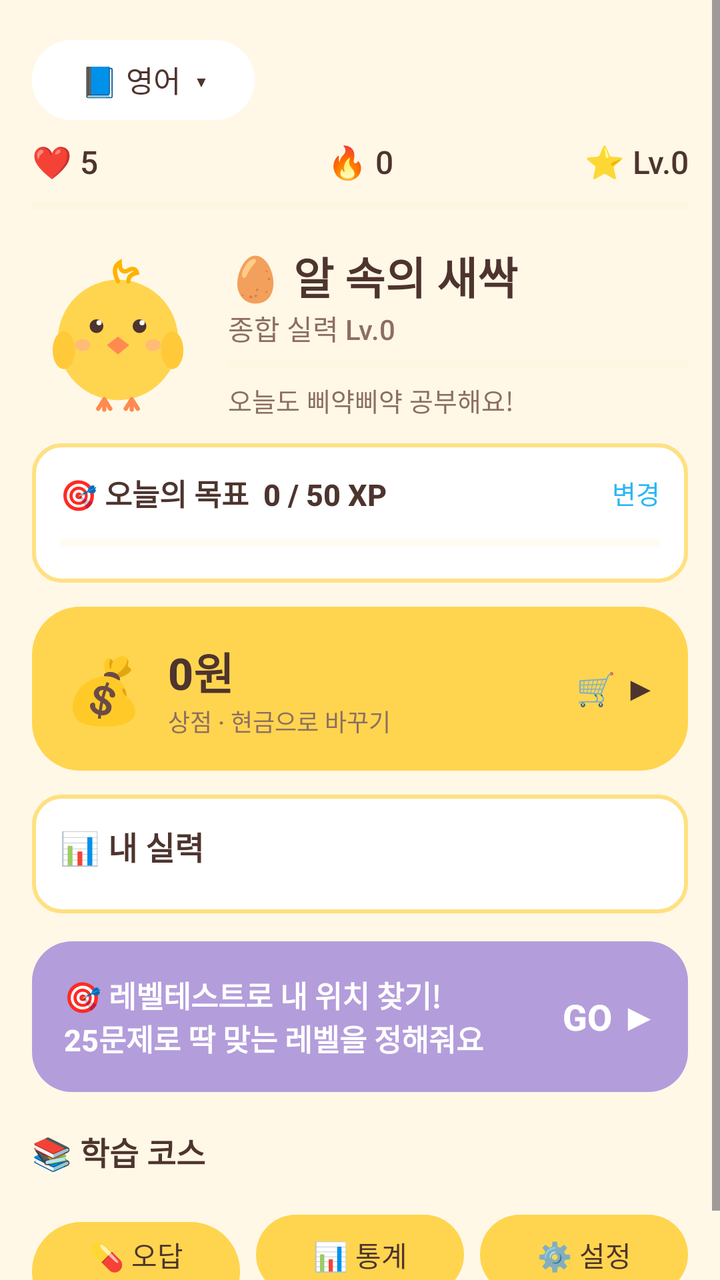
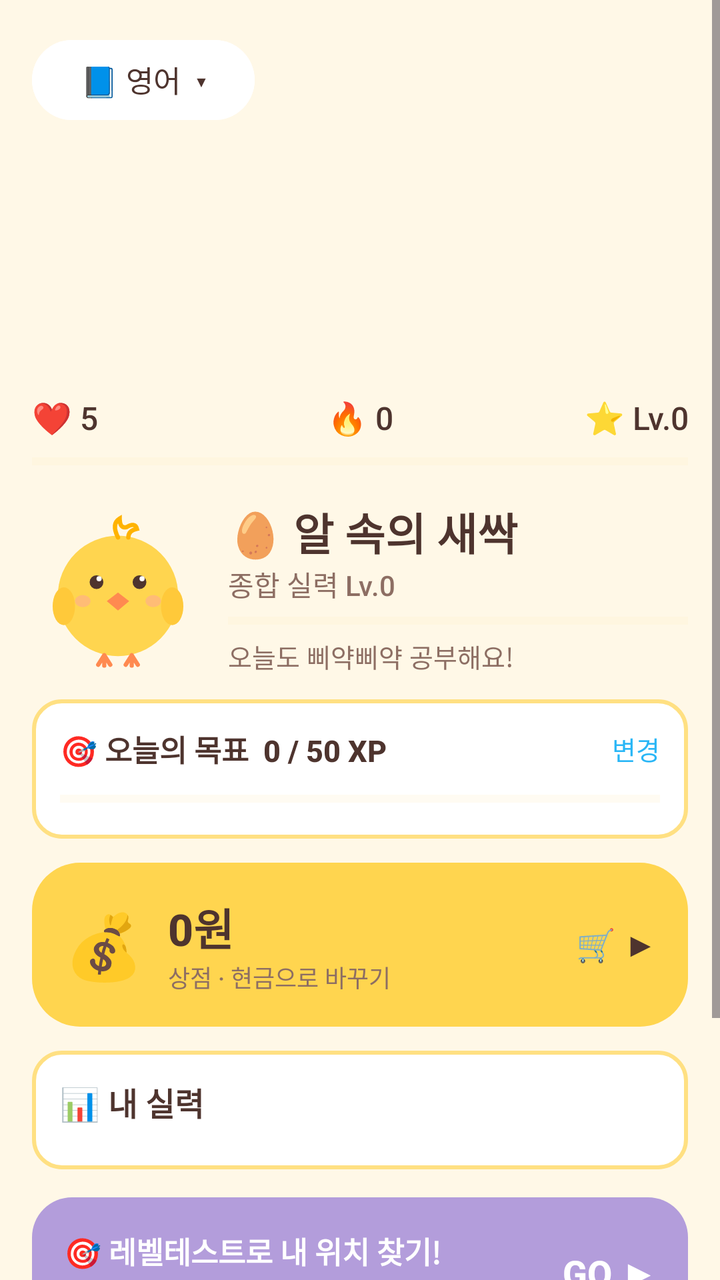

An Android layout rendered at two revisions. The XML below is the earlier revision; the diff shows what the commit changed to produce the second picture.
<!-- AndroidManifest.xml: application theme Theme.Piyak -->
<!-- res/layout/activity_main.xml -->
<?xml version="1.0" encoding="utf-8"?>
<ScrollView xmlns:android="http://schemas.android.com/apk/res/android"
    android:layout_width="match_parent" android:layout_height="match_parent"
    android:fillViewport="true">

    <LinearLayout
        android:layout_width="match_parent" android:layout_height="wrap_content"
        android:orientation="vertical" android:padding="16dp">

        
        <Button android:id="@+id/btnSwitchSubject"
            android:layout_width="wrap_content" android:layout_height="wrap_content"
            android:text="📘 영어  ▾" android:textSize="15sp"
            android:backgroundTint="@color/white" android:textColor="@color/brown_text" />

        
        <LinearLayout
            android:layout_width="match_parent" android:layout_height="wrap_content"
            android:layout_marginTop="6dp"
            android:orientation="horizontal" android:gravity="center_vertical">
            <TextView android:id="@+id/txtHearts" android:layout_width="0dp" android:layout_height="wrap_content"
                android:layout_weight="1" android:textSize="16sp" android:text="❤️ 5" />
            <TextView android:id="@+id/txtStreak" android:layout_width="0dp" android:layout_height="wrap_content"
                android:layout_weight="1" android:gravity="center" android:textSize="16sp" android:text="🔥 0" />
            <TextView android:id="@+id/txtLevel" android:layout_width="0dp" android:layout_height="wrap_content"
                android:layout_weight="1" android:gravity="end" android:textSize="16sp" android:text="⭐ Lv.0" />
        </LinearLayout>

        <ProgressBar android:id="@+id/xpBar" style="?android:attr/progressBarStyleHorizontal"
            android:layout_width="match_parent" android:layout_height="10dp"
            android:layout_marginTop="6dp" android:max="100"
            android:progressTint="@color/chick_yellow_deep" android:progressBackgroundTint="@color/cream_dark" />

        
        <LinearLayout
            android:layout_width="match_parent" android:layout_height="wrap_content"
            android:orientation="horizontal" android:gravity="center_vertical"
            android:layout_marginTop="14dp">
            <ImageView android:id="@+id/imgMascot" android:layout_width="86dp" android:layout_height="86dp"
                android:src="@drawable/chick_neutral" android:contentDescription="삐약이" />
            <LinearLayout android:layout_width="0dp" android:layout_height="wrap_content"
                android:layout_weight="1" android:orientation="vertical" android:layout_marginStart="12dp">
                <TextView android:id="@+id/txtRank" android:layout_width="wrap_content" android:layout_height="wrap_content"
                    android:text="🥚 알 속의 새싹" android:textSize="22sp" android:textStyle="bold" />
                <TextView android:id="@+id/txtOverall" android:layout_width="wrap_content" android:layout_height="wrap_content"
                    android:text="종합 실력 Lv.0" android:textSize="14sp" android:textColor="@color/brown_soft" />
                <ProgressBar android:id="@+id/rankBar" style="?android:attr/progressBarStyleHorizontal"
                    android:layout_width="match_parent" android:layout_height="8dp"
                    android:layout_marginTop="4dp" android:max="100"
                    android:progressTint="@color/lavender_deep" android:progressBackgroundTint="@color/cream_dark" />
                <TextView android:id="@+id/txtGreeting" android:layout_width="wrap_content" android:layout_height="wrap_content"
                    android:layout_marginTop="4dp"
                    android:text="오늘도 삐약삐약 공부해요!" android:textSize="13sp" android:textColor="@color/brown_soft" />
            </LinearLayout>
        </LinearLayout>

        
        <LinearLayout android:id="@+id/goalBox"
            android:layout_width="match_parent" android:layout_height="wrap_content"
            android:orientation="vertical" android:layout_marginTop="12dp"
            android:padding="14dp" android:background="@drawable/bg_tile">
            <LinearLayout android:layout_width="match_parent" android:layout_height="wrap_content"
                android:orientation="horizontal" android:gravity="center_vertical">
                <TextView android:id="@+id/txtGoal" android:layout_width="0dp" android:layout_height="wrap_content"
                    android:layout_weight="1" android:text="🎯 오늘의 목표  0 / 50 XP"
                    android:textSize="15sp" android:textStyle="bold" />
                <TextView android:id="@+id/txtGoalEdit" android:layout_width="wrap_content" android:layout_height="wrap_content"
                    android:text="변경" android:textSize="13sp" android:textColor="@color/sky_deep" />
            </LinearLayout>
            <ProgressBar android:id="@+id/goalBar" style="?android:attr/progressBarStyleHorizontal"
                android:layout_width="match_parent" android:layout_height="12dp"
                android:layout_marginTop="8dp" android:max="100"
                android:progressTint="@color/coral" android:progressBackgroundTint="@color/cream_dark" />
        </LinearLayout>

        
        <LinearLayout android:id="@+id/cardWallet"
            android:layout_width="match_parent" android:layout_height="wrap_content"
            android:orientation="horizontal" android:gravity="center_vertical"
            android:layout_marginTop="12dp" android:padding="16dp"
            android:background="@drawable/bg_wallet">
            <TextView android:layout_width="wrap_content" android:layout_height="wrap_content"
                android:text="💰" android:textSize="32sp" />
            <LinearLayout android:layout_width="0dp" android:layout_height="wrap_content"
                android:layout_weight="1" android:orientation="vertical" android:layout_marginStart="12dp">
                <TextView android:id="@+id/txtCoins" android:layout_width="wrap_content" android:layout_height="wrap_content"
                    android:text="0원" android:textSize="22sp" android:textStyle="bold"
                    android:textColor="@color/brown_text" />
                <TextView android:layout_width="wrap_content" android:layout_height="wrap_content"
                    android:text="상점 · 현금으로 바꾸기" android:textSize="12sp"
                    android:textColor="@color/brown_soft" />
            </LinearLayout>
            <TextView android:layout_width="wrap_content" android:layout_height="wrap_content"
                android:text="🛒 ▶" android:textSize="16sp" android:textStyle="bold"
                android:textColor="@color/brown_text" />
        </LinearLayout>

        

        

        
        <LinearLayout
            android:layout_width="match_parent" android:layout_height="wrap_content"
            android:orientation="vertical" android:layout_marginTop="12dp"
            android:padding="14dp" android:background="@drawable/bg_tile">
            <LinearLayout android:layout_width="match_parent" android:layout_height="wrap_content"
                android:orientation="horizontal" android:gravity="center_vertical">
                <TextView android:layout_width="0dp" android:layout_height="wrap_content" android:layout_weight="1"
                    android:text="📊 내 실력" android:textSize="16sp" android:textStyle="bold" />
                <TextView android:id="@+id/txtWeakest" android:layout_width="wrap_content" android:layout_height="wrap_content"
                    android:textSize="12sp" android:textColor="@color/brown_soft" />
            </LinearLayout>
            <LinearLayout android:id="@+id/skillsBox"
                android:layout_width="match_parent" android:layout_height="wrap_content"
                android:orientation="vertical" android:layout_marginTop="8dp" />
        </LinearLayout>

        
        <LinearLayout
            android:id="@+id/bannerPlacement"
            android:layout_width="match_parent" android:layout_height="wrap_content"
            android:layout_marginTop="14dp" android:background="@drawable/bg_banner"
            android:orientation="horizontal" android:padding="16dp" android:gravity="center_vertical">
            <TextView android:id="@+id/txtPlacement"
                android:layout_width="0dp" android:layout_height="wrap_content" android:layout_weight="1"
                android:text="🎯 레벨테스트로 내 위치 찾기!\n25문제로 딱 맞는 레벨을 정해줘요"
                android:textColor="@color/white" android:textSize="15sp" android:textStyle="bold" />
            <TextView android:layout_width="wrap_content" android:layout_height="wrap_content"
                android:text="GO ▶" android:textColor="@color/white" android:textSize="18sp" android:textStyle="bold" />
        </LinearLayout>

        
        <TextView android:layout_width="wrap_content" android:layout_height="wrap_content"
            android:layout_marginTop="18dp" android:text="📚 학습 코스"
            android:textSize="16sp" android:textStyle="bold" />
        <LinearLayout android:id="@+id/tracksBox"
            android:layout_width="match_parent" android:layout_height="wrap_content"
            android:orientation="vertical" android:layout_marginTop="4dp" />

        
        <LinearLayout
            android:layout_width="match_parent" android:layout_height="wrap_content"
            android:orientation="horizontal" android:layout_marginTop="12dp">
            <Button android:id="@+id/btnReview" android:layout_width="0dp" android:layout_height="wrap_content"
                android:layout_weight="1" android:text="💊 오답 0" />
            <Button android:id="@+id/btnStats" android:layout_width="0dp" android:layout_height="wrap_content"
                android:layout_weight="1" android:layout_marginStart="8dp" android:text="📊 통계" />
            <Button android:id="@+id/btnSettings" android:layout_width="0dp" android:layout_height="wrap_content"
                android:layout_weight="1" android:layout_marginStart="8dp" android:text="⚙️ 설정" />
        </LinearLayout>
    </LinearLayout>
</ScrollView>
<!-- resources referenced by this layout -->
<resources>
  <color name="brown_soft">#8D6E63</color>
  <color name="brown_text">#4E342E</color>
  <color name="chick_yellow_deep">#FFB300</color>
  <color name="coral">#FF8A80</color>
  <color name="cream_dark">#FFF0CC</color>
  <color name="lavender_deep">#7E57C2</color>
  <color name="sky_deep">#29B6F6</color>
  <color name="white">#FFFFFF</color>
  <!-- drawable bg_banner (drawable) -->
  <?xml version="1.0" encoding="utf-8"?>
  <shape xmlns:android="http://schemas.android.com/apk/res/android" android:shape="rectangle">
      <solid android:color="@color/lavender"/>
      <corners android:radius="20dp"/>
  </shape>
  <!-- drawable bg_tile (drawable) -->
  <?xml version="1.0" encoding="utf-8"?>
  <shape xmlns:android="http://schemas.android.com/apk/res/android" android:shape="rectangle">
      <solid android:color="@color/white"/>
      <stroke android:width="2dp" android:color="@color/tile_border"/>
      <corners android:radius="14dp"/>
  </shape>
  <!-- drawable bg_wallet (drawable) -->
  <?xml version="1.0" encoding="utf-8"?>
  <shape xmlns:android="http://schemas.android.com/apk/res/android" android:shape="rectangle">
      <solid android:color="@color/chick_yellow"/>
      <corners android:radius="24dp"/>
  </shape>
  <!-- drawable chick_neutral (drawable) -->
  <?xml version="1.0" encoding="utf-8"?>
  <vector xmlns:android="http://schemas.android.com/apk/res/android"
      android:width="120dp" android:height="120dp"
      android:viewportWidth="200" android:viewportHeight="200">
      
      <path android:pathData="M30,110 a70,70 0 1,0 140,0 a70,70 0 1,0 -140,0" android:fillColor="#FFD54F"/>
      
      <path android:pathData="M100,42 q-8,-16 2,-22 q0,12 8,10 q10,-6 12,2 q-10,2 -10,10"
          android:strokeColor="#FFB300" android:strokeWidth="5" android:strokeLineCap="round" android:fillColor="#00000000"/>
      
      <path android:pathData="M24,122 a13,22 0 1,0 26,0 a13,22 0 1,0 -26,0" android:fillColor="#FFC93A"/>
      <path android:pathData="M150,122 a13,22 0 1,0 26,0 a13,22 0 1,0 -26,0" android:fillColor="#FFC93A"/>
      
      <path android:pathData="M67,94 a8,8 0 1,0 16,0 a8,8 0 1,0 -16,0" android:fillColor="#4E342E"/>
      <path android:pathData="M117,94 a8,8 0 1,0 16,0 a8,8 0 1,0 -16,0" android:fillColor="#4E342E"/>
      <path android:pathData="M75,90 a3,3 0 1,0 6,0 a3,3 0 1,0 -6,0" android:fillColor="#FFFFFF"/>
      <path android:pathData="M125,90 a3,3 0 1,0 6,0 a3,3 0 1,0 -6,0" android:fillColor="#FFFFFF"/>
      
      <path android:pathData="M100,106 L113,116 L100,127 L87,116 Z" android:fillColor="#FF8A50"/>
      
      <path android:pathData="M50,116 a9,7 0 1,0 18,0 a9,7 0 1,0 -18,0" android:fillColor="#99FFAB91"/>
      <path android:pathData="M132,116 a9,7 0 1,0 18,0 a9,7 0 1,0 -18,0" android:fillColor="#99FFAB91"/>
      
      <path android:pathData="M84,179 l-7,11 M84,179 l0,12 M84,179 l7,11 M116,179 l-7,11 M116,179 l0,12 M116,179 l7,11"
          android:strokeColor="#FF8A50" android:strokeWidth="5" android:strokeLineCap="round"/>
  </vector>
  <style name="Theme.Piyak" parent="Theme.Material3.Light.NoActionBar">
          <item name="colorPrimary">@color/chick_yellow</item>
          <item name="colorOnPrimary">@color/brown_text</item>
          <item name="colorPrimaryContainer">@color/cream_dark</item>
          <item name="colorOnPrimaryContainer">@color/brown_text</item>
          <item name="colorSecondary">@color/coral</item>
          <item name="colorOnSecondary">@color/white</item>
          <item name="android:windowBackground">@color/cream</item>
          <item name="android:statusBarColor">@color/cream</item>
          <item name="android:windowLightStatusBar">true</item>
          <item name="android:navigationBarColor">@color/cream</item>
          <item name="android:textColor">@color/brown_text</item>
          <item name="android:fontFamily">sans-serif-medium</item>
      </style>
  <color name="lavender">#B39DDB</color>
  <color name="tile_border">#FFE082</color>
  <color name="chick_yellow">#FFD54F</color>
  <color name="cream">#FFF8E7</color>
</resources>

<!-- the commit's change to res/layout/activity_main.xml (unified diff, before → after) -->
@@ -12,6 +12,12 @@
             android:layout_width="wrap_content" android:layout_height="wrap_content"
             android:text="📘 영어  ▾" android:textSize="15sp"
             android:backgroundTint="@color/white" android:textColor="@color/brown_text" />
+
+        
+        <ImageView android:id="@+id/imgBanner"
+            android:layout_width="match_parent" android:layout_height="120dp"
+            android:layout_marginTop="8dp" android:scaleType="centerCrop"
+            android:contentDescription="풍경" />
 
         
         <LinearLayout
